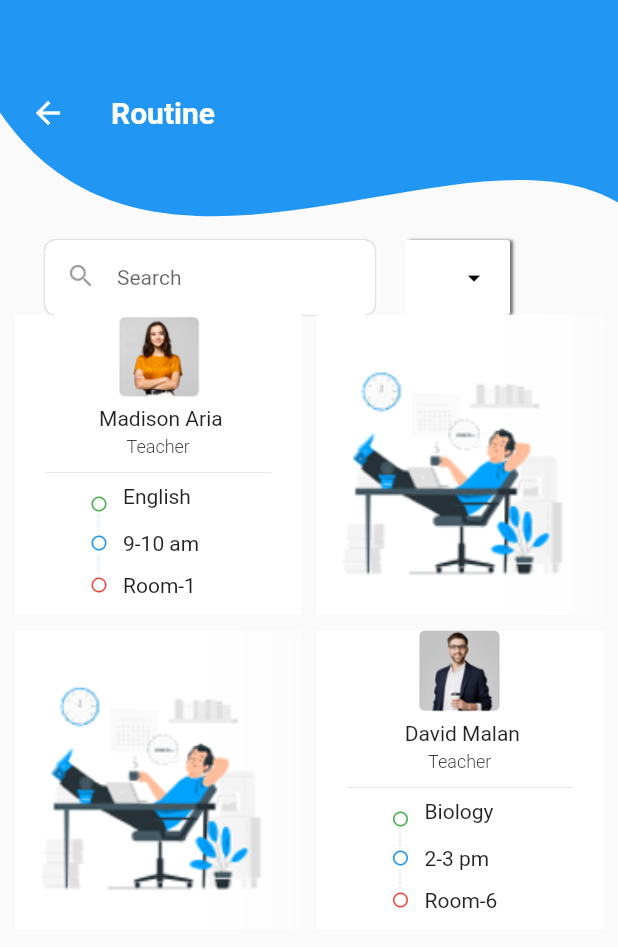
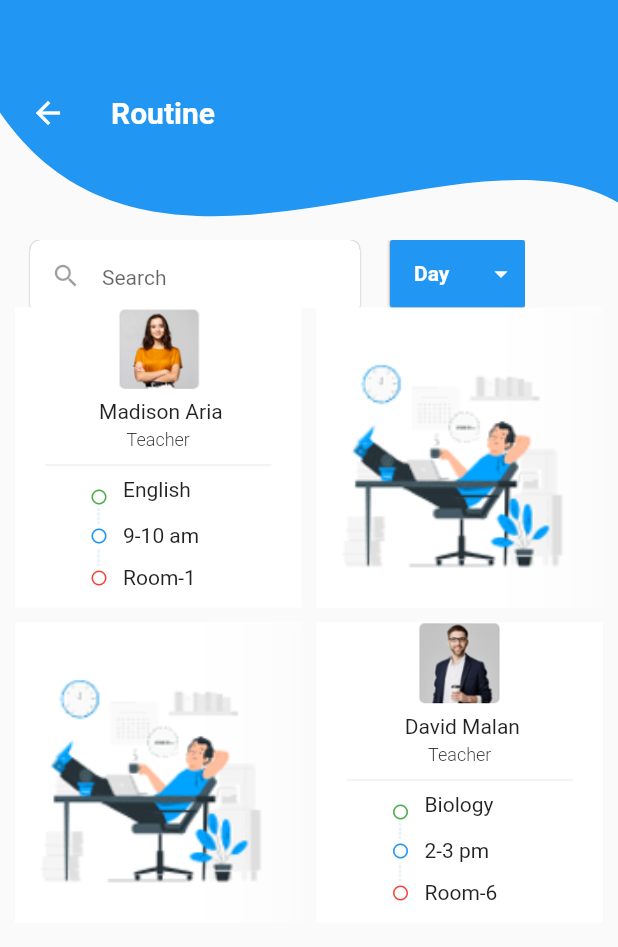
Before and after one commit to Wahid-Murad/Ekattor8, a Flutter app: the RoutinePage screen opened directly, on a phone screen of 412 x 824 dp. Shown: the top 947 px of the screen. Run offline on Flutter 3.47's test engine with Material 2 defaults, Android fonts, the phone set to English and light mode, and no system bars; drawn by our look-alikes of dropdown_button2; our stand-ins replace dotted_border, dotted_line, fluttertoast, google_fonts, shared_preferences; missing offline and left inert: splash_screen_view; accounts and stored records are empty; network calls fail.

Commit message:
first commit

```diff
--- a/lib/consts/dropdown.dart
+++ b/lib/consts/dropdown.dart
@@ -1,12 +1,18 @@
+import 'dart:convert';
+
 import 'package:dropdown_button2/dropdown_button2.dart';
+import 'package:ekattor_8/model/routine_model.dart';
 import 'package:flutter/material.dart';
 import 'package:flutter/src/widgets/container.dart';
 import 'package:flutter/src/widgets/framework.dart';
+import 'package:shared_preferences/shared_preferences.dart';
+import 'package:http/http.dart' as http;
 
 class AppDropDown extends StatefulWidget {
   AppDropDown({super.key, this.selectText});
 
   String? selectText;
+
 
   @override
   State<AppDropDown> createState() => _AppDropDownState();
@@ -22,8 +28,61 @@ class _AppDropDownState extends State<AppDropDown> {
     'Thrusday',
     'Friday',
   ];
-  String? selectedValue;
+  String ? selectedValue;
+  var routine;
+  SharedPreferences ? sharedPreferences;
 
+  List <RoutineModel> routineData=[];
+  List <Routine> routineDataDemo=[];
+
+  fetchRoutine() async {
+     sharedPreferences=await SharedPreferences.getInstance();
+     dynamic token = sharedPreferences!.getString("access_token");
+
+     print(token);
+
+    var url = "https://demo.creativeitem.com/test/Ekattor8/api/routine";
+
+     final response = await http.post(Uri.parse(url), headers: {
+       'Content-Type': 'application/json',
+       'Accept': 'application/json',
+       'Authorization': 'Bearer $token',
+     });
+
+     if (response.statusCode == 201) {
+      // If the server did return a 200 OK response,
+      // then parse the JSON.
+      print(response.body);
+      routine = jsonDecode(response.body);
+      RoutineModel routineModel = RoutineModel(
+          classId: routine["class_id"],
+          className: routine["class_name"],
+          sectionId: routine["section_id"],
+          sectionName: routine["section_name"],
+          schoolId: routine["school_id"],
+          sessionId: routine["session_id"]
+      );
+            setState(() {
+          routineData.add(routineModel);
+        });
+
+       for( var data in routine["routines"]){ //for in loop
+         Routine routinedemo = Routine(
+         id: data["id"],
+         subjectId: data["subject_id"],
+         subjectName: data["subject_name"],
+         startingTime: data["starting_time"],
+         endingTime: data["ending_time"],
+         day: data["day"],
+         teacherId: data["teacher_id"],
+         teacherName: data["teacher_name"]
+       );
+             setState(() {
+          routineDataDemo.add(routinedemo);
+        });
+       }
+    }
+  }
   @override
   Widget build(BuildContext context) {
     return DropdownButtonHideUnderline(
@@ -38,9 +97,9 @@ class _AppDropDownState extends State<AppDropDown> {
               child: Text(
                 "Day",
                 style: TextStyle(
-                  fontSize: 16,
+                  fontSize: 14,
                   fontWeight: FontWeight.bold,
-                  color: Colors.black,
+                  color: Colors.white,
                 ),
                 overflow: TextOverflow.ellipsis,
               ),
@@ -53,9 +112,9 @@ class _AppDropDownState extends State<AppDropDown> {
                   child: Text(
                     item,
                     style: const TextStyle(
-                      fontSize: 14,
+                      fontSize: 12,
                       fontWeight: FontWeight.bold,
-                      color: Colors.black,
+                      color: Colors.black87,
                     ),
                     overflow: TextOverflow.ellipsis,
                   ),
@@ -65,33 +124,36 @@ class _AppDropDownState extends State<AppDropDown> {
         onChanged: (value) {
           setState(() {
             selectedValue = value as String;
+           if(value==''){//test
+
+           }
           });
         },
         icon: const Icon(
           Icons.arrow_drop_down_outlined,
         ),
         iconSize: 20,
-        iconEnabledColor: Colors.black,
-        iconDisabledColor: Colors.black,
-        buttonHeight: 50,
-        buttonWidth: 70,
-        buttonPadding: const EdgeInsets.only(left: 14, right: 14),
+        iconEnabledColor: Colors.white,
+        iconDisabledColor: Colors.white,
+        buttonHeight: 45,
+        buttonWidth: 90,
+        buttonPadding: const EdgeInsets.only(left: 6, right: 6),
         buttonDecoration: BoxDecoration(
-          color: Colors.white,
+          color: Colors.blue,
           borderRadius: BorderRadius.circular(2),
           boxShadow: const [
             BoxShadow(
               color: Colors.black54,
               blurRadius: 1,
-              offset: Offset(2, 0),
+              offset: Offset(0, 0),
             ),
           ],
         ),
         buttonElevation: 2,
         itemHeight: 40,
         itemPadding: const EdgeInsets.only(left: 14, right: 14),
-        dropdownMaxHeight: 200,
-        dropdownWidth: 370,
+        dropdownMaxHeight: 180,
+        dropdownWidth: 100,
         dropdownPadding: null,
         dropdownDecoration: BoxDecoration(
           borderRadius: BorderRadius.circular(2),
--- /dev/null
+++ b/lib/model/routine_model.dart
@@ -0,0 +1,93 @@
+// To parse this JSON data, do
+//
+//     final routineModel = routineModelFromJson(jsonString);
+
+import 'dart:convert';
+
+RoutineModel routineModelFromJson(String str) => RoutineModel.fromJson(json.decode(str));
+
+String routineModelToJson(RoutineModel data) => json.encode(data.toJson());
+
+class RoutineModel {
+    RoutineModel({
+        this.classId,
+        this.className,
+        this.sectionId,
+        this.sectionName,
+        this.schoolId,
+        this.sessionId,
+        this.routines,
+    });
+
+    int ? classId;
+    String ? className;
+    int ? sectionId;
+    String ? sectionName;
+    String ? schoolId;
+    String ? sessionId;
+    List<Routine> ? routines;
+
+    factory RoutineModel.fromJson(Map<String, dynamic> json) => RoutineModel(
+        classId: json["class_id"],
+        className: json["class_name"],
+        sectionId: json["section_id"],
+        sectionName: json["section_name"],
+        schoolId: json["school_id"],
+        sessionId: json["session_id"],
+        routines: List<Routine>.from(json["routines"].map((x) => Routine.fromJson(x))),
+    );
+
+    Map<String, dynamic> toJson() => {
+        "class_id": classId,
+        "class_name": className,
+        "section_id": sectionId,
+        "section_name": sectionName,
+        "school_id": schoolId,
+        "session_id": sessionId,
+        "routines": List<dynamic>.from(routines!.map((x) => x.toJson())),
+    };
+}
+
+class Routine {
+    Routine({
+        this.id,
+        this.subjectId,
+        this.subjectName,
+        this.startingTime,
+        this.endingTime,
+        this.day,
+        this.teacherId,
+        this.teacherName,
+    });
+
+    int ? id;
+    String ? subjectId;
+    String ? subjectName;
+    String ? startingTime;
+    String ? endingTime;
+    String ? day;
+    String ? teacherId;
+    String ? teacherName;
+
+    factory Routine.fromJson(Map<String, dynamic> json) => Routine(
+        id: json["id"],
+        subjectId: json["subject_id"],
+        subjectName: json["subject_name"],
+        startingTime: json["starting_time"],
+        endingTime: json["ending_time"],
+        day: json["day"],
+        teacherId: json["teacher_id"],
+        teacherName: json["teacher_name"],
+    );
+
+    Map<String, dynamic> toJson() => {
+        "id": id,
+        "subject_id": subjectId,
+        "subject_name": subjectName,
+        "starting_time": startingTime,
+        "ending_time": endingTime,
+        "day": day,
+        "teacher_id": teacherId,
+        "teacher_name": teacherName,
+    };
+}
--- a/lib/screen/routine.dart
+++ b/lib/screen/routine.dart
@@ -24,7 +24,7 @@ class _RoutinePageState extends State<RoutinePage> {
           children: [
             TopBar(),
              Padding(
-               padding: const EdgeInsets.only(top: 10,left: 20,right: 10),
+               padding: const EdgeInsets.only(top: 10,left: 10,right: 10),
                child: Row(
                  children: [
                      Stack(
@@ -133,7 +133,7 @@ class _RoutinePageState extends State<RoutinePage> {
                                   Text("9-10 am",style: GoogleFonts.robotoSerif(),),
                             ],
                           ),
-              //                         DottedLine(
+              //      DottedLine(
               //       direction: Axis.vertical,
               //   lineLength: 3,
               //   lineThickness: 1.0,
--- a/lib/topbar/topbar.dart
+++ b/lib/topbar/topbar.dart
@@ -20,7 +20,11 @@ class TopBar extends StatelessWidget {
           children: [
             Padding(
               padding: const EdgeInsets.only(left: 20),
-              child: Icon(Icons.arrow_back,color: Colors.white,),
+              child: InkWell(
+                onTap: (){
+                  Navigator.of(context).pop();
+                },
+                child: Icon(Icons.arrow_back,color: Colors.white,)),
             ),
             Align(
               alignment: Alignment.center,
```
Also changed, not shown: lib/consts/drawer.dart (+7 -1 lines), lib/screen/profile.dart (+33 -25 lines).
